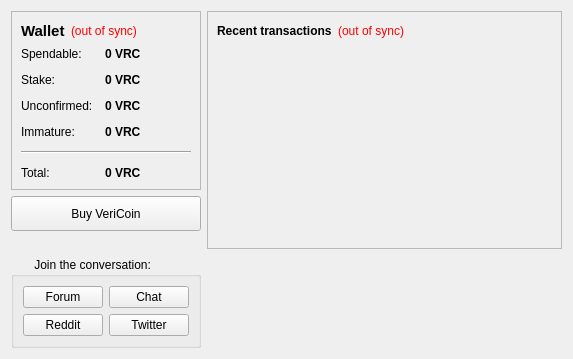
aidy813/master, file src/qt/forms/overviewpage.ui: the form before one commit.
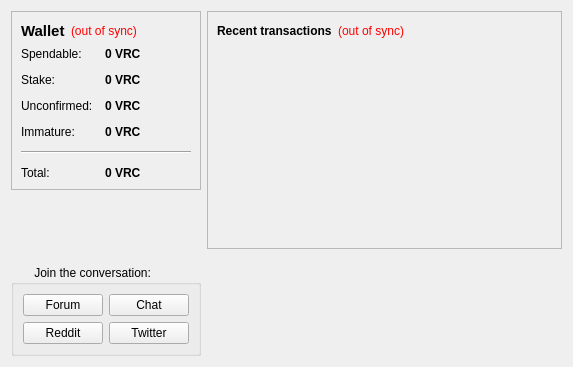
The form after the commit. Icons and pictures are not drawn.

```diff
--- a/src/qt/forms/overviewpage.ui
+++ b/src/qt/forms/overviewpage.ui
@@ -7,7 +7,7 @@
     <x>0</x>
     <y>0</y>
     <width>573</width>
-    <height>359</height>
+    <height>367</height>
    </rect>
   </property>
   <property name="windowTitle">
@@ -237,29 +237,6 @@
        </layout>
       </widget>
      </item>
-     <item>
-      <widget class="QPushButton" name="buyVeriCoin">
-       <property name="minimumSize">
-        <size>
-         <width>0</width>
-         <height>35</height>
-        </size>
-       </property>
-       <property name="text">
-        <string>Buy VeriCoin</string>
-       </property>
-       <property name="icon">
-        <iconset resource="../bitcoin.qrc">
-         <normaloff>:/icons/overview</normaloff>:/icons/overview</iconset>
-       </property>
-       <property name="autoRepeat">
-        <bool>false</bool>
-       </property>
-       <property name="flat">
-        <bool>false</bool>
-       </property>
-      </widget>
-     </item>
      <item>
       <spacer name="verticalSpacer">
        <property name="orientation">
```
Left out of the diff: 4 changed lines with no effect on the pictures.
